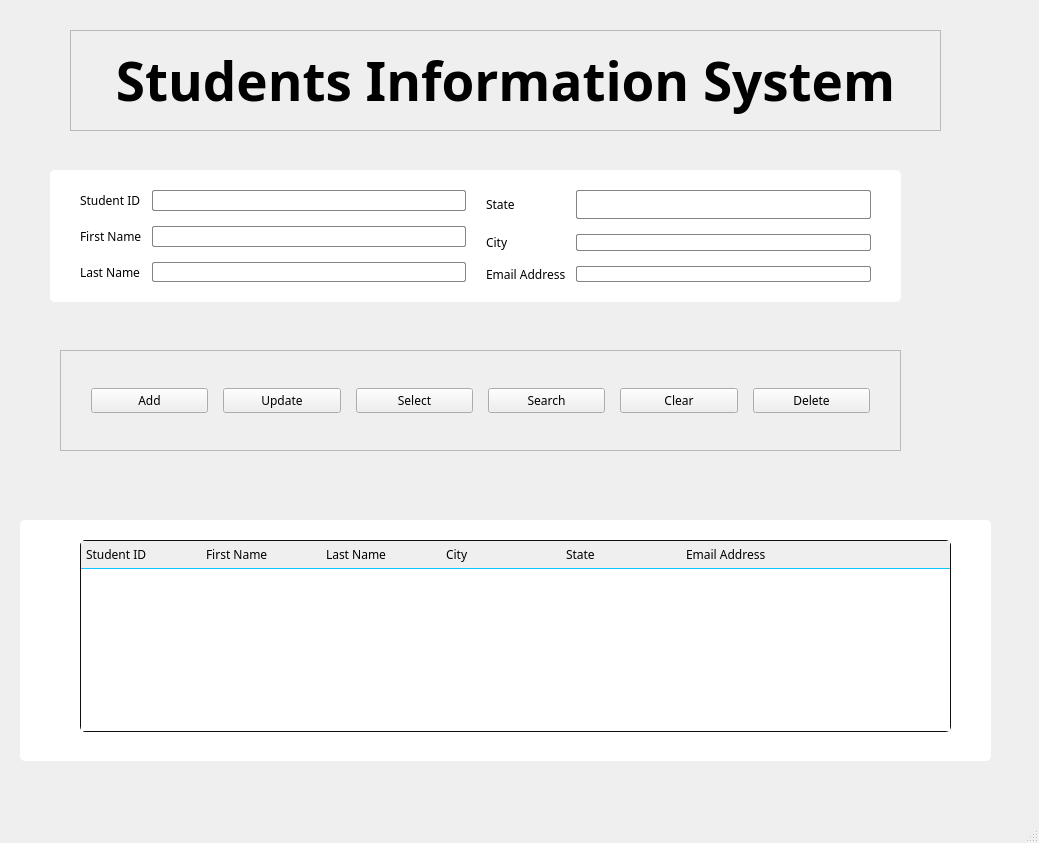
First picture: the form in main.ui, repository sumtl/Pyside6_Students_Information_Management_System, before the edit.
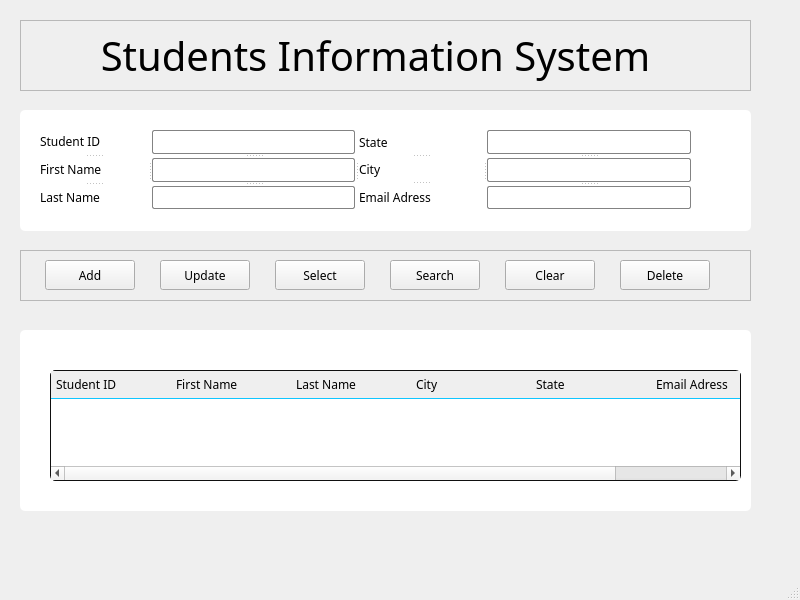
Second picture: the form after the edit. Icons and pictures are not drawn.

Commit message: ajout de connect_database.py pour la connexion à la base de données

```diff
--- a/main.ui
+++ b/main.ui
@@ -6,16 +6,15 @@
    <rect>
     <x>0</x>
     <y>0</y>
-    <width>1039</width>
-    <height>843</height>
+    <width>800</width>
+    <height>600</height>
    </rect>
   </property>
   <property name="windowTitle">
    <string>MainWindow</string>
   </property>
-  <widget class="QWidget" name="Form">
-   <property name="styleSheet">
-    <string notr="true">/* Styles for the info_frame element */
+  <property name="styleSheet">
+   <string notr="true">/* Styles for the info_frame element */
 #info_frame {
   background-color: #fff;
   border: none;
@@ -84,49 +83,15 @@
   color: #000;
   padding-left: 5px;
 }</string>
-   </property>
-   <widget class="QFrame" name="frame">
-    <property name="geometry">
-     <rect>
-      <x>70</x>
-      <y>30</y>
-      <width>871</width>
-      <height>101</height>
-     </rect>
-    </property>
-    <property name="frameShape">
-     <enum>QFrame::Shape::StyledPanel</enum>
-    </property>
-    <property name="frameShadow">
-     <enum>QFrame::Shadow::Raised</enum>
-    </property>
-    <layout class="QHBoxLayout" name="horizontalLayout">
-     <item>
-      <widget class="QLabel" name="title_label_2">
-       <property name="font">
-        <font>
-         <family>Snell Roundhand</family>
-         <pointsize>40</pointsize>
-         <bold>true</bold>
-        </font>
-       </property>
-       <property name="text">
-        <string>Students Information System</string>
-       </property>
-       <property name="alignment">
-        <set>Qt::AlignmentFlag::AlignCenter</set>
-       </property>
-      </widget>
-     </item>
-    </layout>
-   </widget>
+  </property>
+  <widget class="QWidget" name="centralwidget">
    <widget class="QFrame" name="info_frame">
     <property name="geometry">
      <rect>
-      <x>50</x>
-      <y>170</y>
-      <width>851</width>
-      <height>132</height>
+      <x>20</x>
+      <y>110</y>
+      <width>731</width>
+      <height>121</height>
      </rect>
     </property>
     <property name="frameShape">
@@ -135,249 +100,109 @@
     <property name="frameShadow">
      <enum>QFrame::Shadow::Raised</enum>
     </property>
-    <layout class="QGridLayout" name="gridLayout_3">
-     <property name="leftMargin">
-      <number>30</number>
+    <widget class="QLineEdit" name="lineEdit_7">
+     <property name="geometry">
+      <rect>
+       <x>400</x>
+       <y>190</y>
+       <width>113</width>
+       <height>21</height>
+      </rect>
      </property>
-     <property name="topMargin">
-      <number>20</number>
+    </widget>
+    <widget class="QSplitter" name="splitter_7">
+     <property name="geometry">
+      <rect>
+       <x>20</x>
+       <y>20</y>
+       <width>651</width>
+       <height>79</height>
+      </rect>
      </property>
-     <property name="rightMargin">
-      <number>30</number>
+     <property name="orientation">
+      <enum>Qt::Orientation::Horizontal</enum>
      </property>
-     <property name="bottomMargin">
-      <number>20</number>
-     </property>
-     <property name="horizontalSpacing">
-      <number>20</number>
-     </property>
-     <property name="verticalSpacing">
-      <number>10</number>
-     </property>
-     <item row="0" column="0">
-      <layout class="QGridLayout" name="gridLayout">
-       <property name="horizontalSpacing">
-        <number>10</number>
+     <widget class="QSplitter" name="splitter_3">
+      <property name="orientation">
+       <enum>Qt::Orientation::Horizontal</enum>
+      </property>
+      <property name="handleWidth">
+       <number>5</number>
+      </property>
+      <widget class="QSplitter" name="splitter">
+       <property name="orientation">
+        <enum>Qt::Orientation::Vertical</enum>
        </property>
-       <property name="verticalSpacing">
-        <number>15</number>
+       <property name="handleWidth">
+        <number>5</number>
        </property>
-       <item row="1" column="0">
-        <widget class="QLabel" name="label_2">
-         <property name="text">
-          <string>First Name</string>
-         </property>
-        </widget>
-       </item>
-       <item row="0" column="0">
-        <widget class="QLabel" name="label">
-         <property name="text">
-          <string>Student ID</string>
-         </property>
-        </widget>
-       </item>
-       <item row="2" column="0">
-        <widget class="QLabel" name="label_3">
-         <property name="text">
-          <string>Last Name</string>
-         </property>
-        </widget>
-       </item>
-       <item row="2" column="1">
-        <widget class="QLineEdit" name="lineEdit_3"/>
-       </item>
-       <item row="0" column="1">
-        <widget class="QLineEdit" name="lineEdit"/>
-       </item>
-       <item row="1" column="1">
-        <widget class="QLineEdit" name="lineEdit_2"/>
-       </item>
-      </layout>
-     </item>
-     <item row="0" column="1">
-      <layout class="QGridLayout" name="gridLayout_2">
-       <property name="horizontalSpacing">
-        <number>10</number>
-       </property>
-       <property name="verticalSpacing">
-        <number>15</number>
-       </property>
-       <item row="2" column="1">
-        <widget class="QComboBox" name="comboBox_2"/>
-       </item>
-       <item row="0" column="1" rowspan="2">
-        <widget class="QComboBox" name="comboBox"/>
-       </item>
-       <item row="3" column="0">
-        <widget class="QLabel" name="label_6">
-         <property name="text">
-          <string>Email Address</string>
-         </property>
-        </widget>
-       </item>
-       <item row="3" column="1">
-        <widget class="QLineEdit" name="lineEdit_4"/>
-       </item>
-       <item row="2" column="0">
-        <widget class="QLabel" name="label_5">
-         <property name="text">
-          <string>City</string>
-         </property>
-        </widget>
-       </item>
-       <item row="0" column="0" rowspan="2">
-        <widget class="QLabel" name="label_4">
-         <property name="text">
-          <string>State</string>
-         </property>
-        </widget>
-       </item>
-      </layout>
-     </item>
-    </layout>
-   </widget>
-   <widget class="QFrame" name="function_frame">
-    <property name="geometry">
-     <rect>
-      <x>60</x>
-      <y>350</y>
-      <width>841</width>
-      <height>101</height>
-     </rect>
-    </property>
-    <property name="frameShape">
-     <enum>QFrame::Shape::StyledPanel</enum>
-    </property>
-    <property name="frameShadow">
-     <enum>QFrame::Shadow::Raised</enum>
-    </property>
-    <layout class="QHBoxLayout" name="horizontalLayout_2">
-     <property name="spacing">
-      <number>15</number>
-     </property>
-     <property name="leftMargin">
-      <number>30</number>
-     </property>
-     <property name="topMargin">
-      <number>10</number>
-     </property>
-     <property name="rightMargin">
-      <number>30</number>
-     </property>
-     <property name="bottomMargin">
-      <number>10</number>
-     </property>
-     <item>
-      <widget class="QPushButton" name="add_btn">
-       <property name="text">
-        <string>Add</string>
-       </property>
-       <property name="icon">
-        <iconset>
-         <normaloff>icons/add.svg</normaloff>icons/add.svg</iconset>
-       </property>
-       <property name="iconSize">
-        <size>
-         <width>20</width>
-         <height>20</height>
-        </size>
-       </property>
+       <widget class="QLabel" name="label">
+        <property name="text">
+         <string>Student ID</string>
+        </property>
+       </widget>
+       <widget class="QLabel" name="label_2">
+        <property name="text">
+         <string>First Name</string>
+        </property>
+       </widget>
+       <widget class="QLabel" name="label_3">
+        <property name="text">
+         <string>Last Name</string>
+        </property>
+       </widget>
       </widget>
-     </item>
-     <item>
-      <widget class="QPushButton" name="update_btn">
-       <property name="text">
-        <string>Update</string>
+      <widget class="QSplitter" name="splitter_2">
+       <property name="orientation">
+        <enum>Qt::Orientation::Vertical</enum>
        </property>
-       <property name="icon">
-        <iconset>
-         <normaloff>icons/update.svg</normaloff>icons/update.svg</iconset>
-       </property>
-       <property name="iconSize">
-        <size>
-         <width>20</width>
-         <height>20</height>
-        </size>
-       </property>
+       <widget class="QLineEdit" name="lineEdit"/>
+       <widget class="QLineEdit" name="lineEdit_2"/>
+       <widget class="QLineEdit" name="lineEdit_3"/>
       </widget>
-     </item>
-     <item>
-      <widget class="QPushButton" name="select_btn">
-       <property name="text">
-        <string>Select</string>
+     </widget>
+     <widget class="QSplitter" name="splitter_6">
+      <property name="orientation">
+       <enum>Qt::Orientation::Horizontal</enum>
+      </property>
+      <widget class="QSplitter" name="splitter_4">
+       <property name="orientation">
+        <enum>Qt::Orientation::Vertical</enum>
        </property>
-       <property name="icon">
-        <iconset>
-         <normaloff>icons/select.svg</normaloff>icons/select.svg</iconset>
-       </property>
-       <property name="iconSize">
-        <size>
-         <width>20</width>
-         <height>20</height>
-        </size>
-       </property>
+       <widget class="QLabel" name="label_4">
+        <property name="text">
+         <string>State</string>
+        </property>
+       </widget>
+       <widget class="QLabel" name="label_5">
+        <property name="text">
+         <string>City</string>
+        </property>
+       </widget>
+       <widget class="QLabel" name="label_6">
+        <property name="text">
+         <string>Email Adress</string>
+        </property>
+       </widget>
       </widget>
-     </item>
-     <item>
-      <widget class="QPushButton" name="search_btn">
-       <property name="text">
-        <string>Search</string>
+      <widget class="QSplitter" name="splitter_5">
+       <property name="orientation">
+        <enum>Qt::Orientation::Vertical</enum>
        </property>
-       <property name="icon">
-        <iconset>
-         <normaloff>icons/search.svg</normaloff>icons/search.svg</iconset>
-       </property>
-       <property name="iconSize">
-        <size>
-         <width>20</width>
-         <height>20</height>
-        </size>
-       </property>
+       <widget class="QComboBox" name="comboBox"/>
+       <widget class="QComboBox" name="comboBox_2"/>
+       <widget class="QLineEdit" name="lineEdit_6"/>
       </widget>
-     </item>
-     <item>
-      <widget class="QPushButton" name="clear_btn">
-       <property name="text">
-        <string>Clear</string>
-       </property>
-       <property name="icon">
-        <iconset>
-         <normaloff>icons/clear.svg</normaloff>icons/clear.svg</iconset>
-       </property>
-       <property name="iconSize">
-        <size>
-         <width>20</width>
-         <height>20</height>
-        </size>
-       </property>
-      </widget>
-     </item>
-     <item>
-      <widget class="QPushButton" name="delete_btn">
-       <property name="text">
-        <string>Delete</string>
-       </property>
-       <property name="icon">
-        <iconset>
-         <normaloff>icons/delete.svg</normaloff>icons/delete.svg</iconset>
-       </property>
-       <property name="iconSize">
-        <size>
-         <width>20</width>
-         <height>20</height>
-        </size>
-       </property>
-      </widget>
-     </item>
-    </layout>
+     </widget>
+    </widget>
    </widget>
    <widget class="QFrame" name="result_frame">
     <property name="geometry">
      <rect>
       <x>20</x>
-      <y>520</y>
-      <width>971</width>
-      <height>241</height>
+      <y>330</y>
+      <width>731</width>
+      <height>181</height>
      </rect>
     </property>
     <property name="frameShape">
@@ -389,10 +214,10 @@
     <widget class="QTableWidget" name="tableWidget">
      <property name="geometry">
       <rect>
-       <x>60</x>
-       <y>20</y>
-       <width>871</width>
-       <height>192</height>
+       <x>30</x>
+       <y>40</y>
+       <width>691</width>
+       <height>111</height>
       </rect>
      </property>
      <property name="focusPolicy">
@@ -407,9 +232,6 @@
      <attribute name="horizontalHeaderDefaultSectionSize">
       <number>120</number>
      </attribute>
-     <attribute name="horizontalHeaderStretchLastSection">
-      <bool>true</bool>
-     </attribute>
      <attribute name="verticalHeaderVisible">
       <bool>false</bool>
      </attribute>
@@ -455,7 +277,7 @@
      </column>
      <column>
       <property name="text">
-       <string>Email Address</string>
+       <string>Email Adress</string>
       </property>
       <property name="textAlignment">
        <set>AlignLeading|AlignVCenter</set>
@@ -463,6 +285,198 @@
      </column>
     </widget>
    </widget>
+   <widget class="QFrame" name="function_frame">
+    <property name="geometry">
+     <rect>
+      <x>20</x>
+      <y>250</y>
+      <width>731</width>
+      <height>51</height>
+     </rect>
+    </property>
+    <property name="frameShape">
+     <enum>QFrame::Shape::StyledPanel</enum>
+    </property>
+    <property name="frameShadow">
+     <enum>QFrame::Shadow::Raised</enum>
+    </property>
+    <widget class="QPushButton" name="add_btn">
+     <property name="geometry">
+      <rect>
+       <x>25</x>
+       <y>10</y>
+       <width>90</width>
+       <height>30</height>
+      </rect>
+     </property>
+     <property name="text">
+      <string>Add</string>
+     </property>
+     <property name="icon">
+      <iconset>
+       <normaloff>icons/add.svg</normaloff>icons/add.svg</iconset>
+     </property>
+     <property name="iconSize">
+      <size>
+       <width>20</width>
+       <height>20</height>
+      </size>
+     </property>
+    </widget>
+    <widget class="QPushButton" name="update_btn">
+     <property name="geometry">
+      <rect>
+       <x>140</x>
+       <y>10</y>
+       <width>90</width>
+       <height>30</height>
+      </rect>
+     </property>
+     <property name="text">
+      <string>Update</string>
+     </property>
+     <property name="icon">
+      <iconset>
+       <normaloff>icons/update.svg</normaloff>icons/update.svg</iconset>
+     </property>
+     <property name="iconSize">
+      <size>
+       <width>20</width>
+       <height>20</height>
+      </size>
+     </property>
+    </widget>
+    <widget class="QPushButton" name="select_btn">
+     <property name="geometry">
+      <rect>
+       <x>255</x>
+       <y>10</y>
+       <width>90</width>
+       <height>30</height>
+      </rect>
+     </property>
+     <property name="text">
+      <string>Select</string>
+     </property>
+     <property name="icon">
+      <iconset>
+       <normaloff>icons/select.svg</normaloff>icons/select.svg</iconset>
+     </property>
+     <property name="iconSize">
+      <size>
+       <width>20</width>
+       <height>20</height>
+      </size>
+     </property>
+    </widget>
+    <widget class="QPushButton" name="search_btn">
+     <property name="geometry">
+      <rect>
+       <x>370</x>
+       <y>10</y>
+       <width>90</width>
+       <height>30</height>
+      </rect>
+     </property>
+     <property name="text">
+      <string>Search</string>
+     </property>
+     <property name="icon">
+      <iconset>
+       <normaloff>icons/search.svg</normaloff>icons/search.svg</iconset>
+     </property>
+     <property name="iconSize">
+      <size>
+       <width>20</width>
+       <height>20</height>
+      </size>
+     </property>
+    </widget>
+    <widget class="QPushButton" name="clear_btn">
+     <property name="geometry">
+      <rect>
+       <x>485</x>
+       <y>10</y>
+       <width>90</width>
+       <height>30</height>
+      </rect>
+     </property>
+     <property name="text">
+      <string>Clear</string>
+     </property>
+     <property name="icon">
+      <iconset>
+       <normaloff>icons/clear.svg</normaloff>icons/clear.svg</iconset>
+     </property>
+     <property name="iconSize">
+      <size>
+       <width>20</width>
+       <height>20</height>
+      </size>
+     </property>
+    </widget>
+    <widget class="QPushButton" name="delete_btn">
+     <property name="geometry">
+      <rect>
+       <x>600</x>
+       <y>10</y>
+       <width>90</width>
+       <height>30</height>
+      </rect>
+     </property>
+     <property name="text">
+      <string>Delete</string>
+     </property>
+     <property name="icon">
+      <iconset>
+       <normaloff>icons/delete.svg</normaloff>icons/delete.svg</iconset>
+     </property>
+     <property name="iconSize">
+      <size>
+       <width>20</width>
+       <height>20</height>
+      </size>
+     </property>
+    </widget>
+   </widget>
+   <widget class="QFrame" name="frame_4">
+    <property name="geometry">
+     <rect>
+      <x>20</x>
+      <y>20</y>
+      <width>731</width>
+      <height>71</height>
+     </rect>
+    </property>
+    <property name="frameShape">
+     <enum>QFrame::Shape::StyledPanel</enum>
+    </property>
+    <property name="frameShadow">
+     <enum>QFrame::Shadow::Raised</enum>
+    </property>
+    <widget class="QLabel" name="title_label">
+     <property name="geometry">
+      <rect>
+       <x>50</x>
+       <y>10</y>
+       <width>611</width>
+       <height>51</height>
+      </rect>
+     </property>
+     <property name="font">
+      <font>
+       <family>Blackadder ITC</family>
+       <pointsize>30</pointsize>
+      </font>
+     </property>
+     <property name="text">
+      <string>Students Information System</string>
+     </property>
+     <property name="alignment">
+      <set>Qt::AlignmentFlag::AlignCenter</set>
+     </property>
+    </widget>
+   </widget>
   </widget>
   <widget class="QMenuBar" name="menubar">
    <property name="geometry">
```
Left out of the diff: 8 changed lines with no effect on the pictures. The commit also changes 2 other files.
